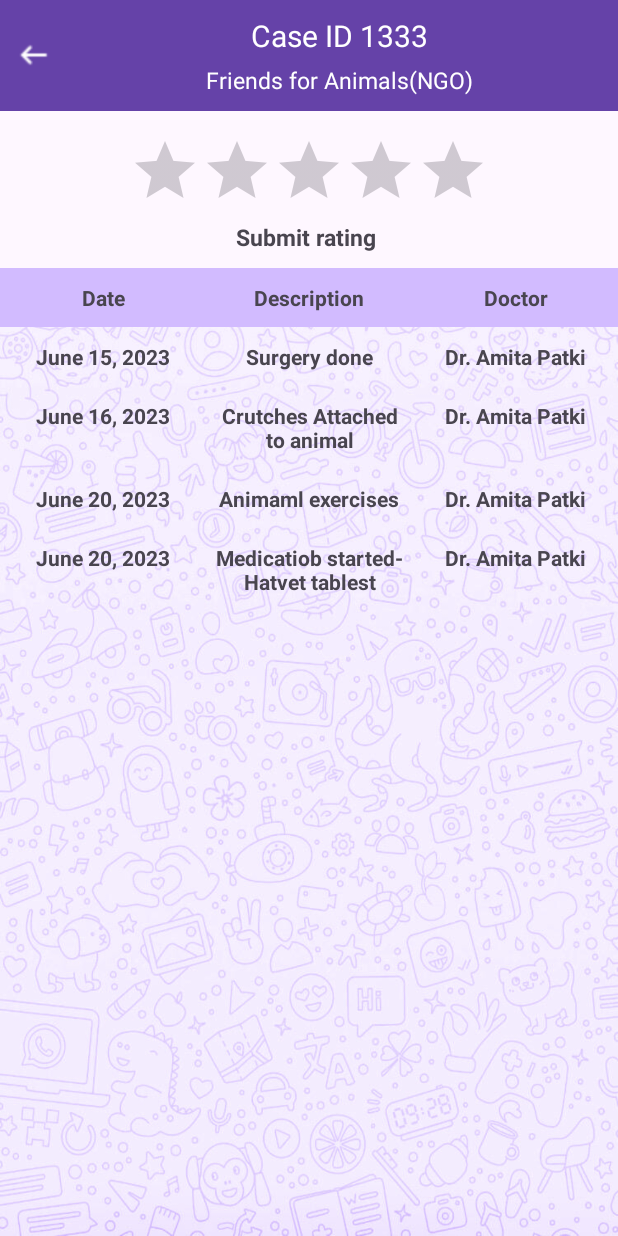
After one commit to bhavyahoda/ASARA, an Android app: the CaseHistoryInDetailActivity screen opened directly, with no data from a screen before it, on a phone screen of 412 x 824 dp. The commit adds this screen. Run offline under Robolectric (Android 15) with nearby library versions, the phone set to English and light mode, and no system bars.

Commit message:
rating screen complete

```diff
--- a/app/src/main/AndroidManifest.xml
+++ b/app/src/main/AndroidManifest.xml
@@ -29,6 +29,9 @@
         android:roundIcon="@mipmap/ic_launcher_round"
         android:supportsRtl="true"
         android:theme="@style/Theme.ASARA">
+        <activity
+            android:name=".CaseHistoryInDetailActivity"
+            android:exported="false" />
         <activity
             android:name=".ReportedCasesListActivity"
             android:exported="false" />
--- a/app/src/main/java/com/example/asara/ActiveCasesFragment.java
+++ b/app/src/main/java/com/example/asara/ActiveCasesFragment.java
@@ -1,7 +1,9 @@
 package com.example.asara;
 
+import android.content.Intent;
 import android.os.Bundle;
 
+import androidx.cardview.widget.CardView;
 import androidx.fragment.app.Fragment;
 
 import android.view.LayoutInflater;
@@ -14,6 +16,9 @@ public class ActiveCasesFragment extends Fragment {
     public View onCreateView(LayoutInflater inflater, ViewGroup container,
                              Bundle savedInstanceState) {
         // Inflate the layout for this fragment
-        return inflater.inflate(R.layout.fragment_active_cases, container, false);
+        View view =  inflater.inflate(R.layout.fragment_active_cases, container, false);
+        CardView caseID3123 = view.findViewById(R.id.caseID3123);
+
+        return view;
     }
 }
--- /dev/null
+++ b/app/src/main/java/com/example/asara/CaseHistoryInDetailActivity.java
@@ -0,0 +1,57 @@
+package com.example.asara;
+
+import androidx.appcompat.app.AppCompatActivity;
+
+import android.app.ProgressDialog;
+import android.os.Bundle;
+import android.os.Handler;
+import android.view.View;
+import android.widget.RatingBar;
+import android.widget.TextView;
+import android.widget.ViewSwitcher;
+
+public class CaseHistoryInDetailActivity extends AppCompatActivity {
+
+    @Override
+    protected void onCreate(Bundle savedInstanceState) {
+        super.onCreate(savedInstanceState);
+        setContentView(R.layout.activity_case_history_in_detail);
+
+        RatingBar ratingBar = findViewById(R.id.ratingBar);
+        ViewSwitcher viewSwitcher = findViewById(R.id.viewSwitcher);
+        TextView submitButton = findViewById(R.id.submitButton);
+
+        ratingBar.setOnRatingBarChangeListener(new RatingBar.OnRatingBarChangeListener() {
+            @Override
+            public void onRatingChanged(RatingBar ratingBar, float rating, boolean fromUser) {
+
+            }
+        });
+
+        submitButton.setOnClickListener(new View.OnClickListener() {
+            @Override
+            public void onClick(View view) {
+                ProgressDialog progressDialog;
+                progressDialog = new ProgressDialog(CaseHistoryInDetailActivity.this);
+                progressDialog.setMessage("Loading...");
+                progressDialog.setCancelable(false);
+                progressDialog.show();
+
+                // Create a Handler to post a delayed task to dismiss the ProgressDialog after 2 seconds
+                Handler handler = new Handler();
+                handler.postDelayed(new Runnable() {
+                    @Override
+                    public void run() {
+                        if (progressDialog != null && progressDialog.isShowing()) {
+                            progressDialog.dismiss();
+                            viewSwitcher.showNext();
+                            ratingBar.setIsIndicator(true);
+                        }
+                    }
+                }, 1000);
+            }
+        });
+
+
+    }
+}
--- a/app/src/main/java/com/example/asara/ResolvedCasesFragment.java
+++ b/app/src/main/java/com/example/asara/ResolvedCasesFragment.java
@@ -1,46 +1,34 @@
 package com.example.asara;
 
+import android.content.Intent;
 import android.os.Bundle;
 
+import androidx.cardview.widget.CardView;
 import androidx.fragment.app.Fragment;
 
 import android.view.LayoutInflater;
 import android.view.View;
 import android.view.ViewGroup;
 
-/**
- * A simple {@link Fragment} subclass.
- * Use the {@link ResolvedCasesFragment#newInstance} factory method to
- * create an instance of this fragment.
- */
 public class ResolvedCasesFragment extends Fragment {
-
-    // TODO: Rename parameter arguments, choose names that match
-    // the fragment initialization parameters, e.g. ARG_ITEM_NUMBER
-    private static final String ARG_PARAM1 = "param1";
-    private static final String ARG_PARAM2 = "param2";
-
-    // TODO: Rename and change types of parameters
-    private String mParam1;
-    private String mParam2;
 
     public ResolvedCasesFragment() {
         // Required empty public constructor
     }
-
-    @Override
-    public void onCreate(Bundle savedInstanceState) {
-        super.onCreate(savedInstanceState);
-        if (getArguments() != null) {
-            mParam1 = getArguments().getString(ARG_PARAM1);
-            mParam2 = getArguments().getString(ARG_PARAM2);
-        }
-    }
-
     @Override
     public View onCreateView(LayoutInflater inflater, ViewGroup container,
                              Bundle savedInstanceState) {
         // Inflate the layout for this fragment
-        return inflater.inflate(R.layout.fragment_resolved_cases, container, false);
+        View view = inflater.inflate(R.layout.fragment_resolved_cases, container, false);
+        CardView caseID1333 = view.findViewById(R.id.caseID1333);
+
+        caseID1333.setOnClickListener(new View.OnClickListener() {
+            @Override
+            public void onClick(View view) {
+                Intent intent = new Intent(getActivity(), CaseHistoryInDetailActivity.class);
+                startActivity(intent);
+            }
+        });
+        return view;
     }
 }
--- /dev/null
+++ b/app/src/main/res/layout/activity_case_history_in_detail.xml
@@ -0,0 +1,338 @@
+<?xml version="1.0" encoding="utf-8"?>
+<LinearLayout xmlns:android="http://schemas.android.com/apk/res/android"
+    xmlns:app="http://schemas.android.com/apk/res-auto"
+    xmlns:tools="http://schemas.android.com/tools"
+    android:layout_width="match_parent"
+    android:layout_height="match_parent"
+    tools:context=".CaseHistoryInDetailActivity"
+    android:gravity="center"
+    android:orientation="vertical">
+
+    <LinearLayout
+        android:layout_width="match_parent"
+        android:layout_height="wrap_content"
+        android:orientation="horizontal"
+        android:background="@color/colorPrimaryDark"
+        >
+        <ImageView
+            android:id="@+id/backArrow"
+            android:layout_width="25dp"
+            android:layout_height="25dp"
+            android:src="@drawable/leftarrowwhite"
+            app:layout_constraintBottom_toBottomOf="parent"
+            app:layout_constraintStart_toStartOf="parent"
+            app:layout_constraintTop_toTopOf="parent"
+            android:layout_gravity="center"
+            android:layout_marginLeft="10dp">
+        </ImageView>
+
+
+        <LinearLayout
+            android:layout_width="match_parent"
+            android:layout_height="wrap_content"
+            android:orientation="vertical"
+            >
+
+            <TextView
+                android:layout_marginRight="10dp"
+                android:layout_width="match_parent"
+                android:layout_height="wrap_content"
+                android:text="Case ID 1333"
+                android:textColor="@color/white"
+                android:textSize="20dp"
+                android:gravity="center"
+                android:paddingBottom="5dp"
+                android:paddingTop="10dp"
+                android:layout_marginLeft="15dp"
+                >
+            </TextView>
+            <TextView
+                android:layout_marginRight="10dp"
+                android:layout_width="match_parent"
+                android:layout_height="wrap_content"
+                android:text="Friends for Animals(NGO)"
+                android:textColor="@color/white"
+                android:textSize="15dp"
+                android:gravity="center"
+                android:paddingBottom="10dp"
+                android:layout_marginLeft="15dp"
+                >
+            </TextView>
+
+        </LinearLayout>
+
+
+
+    </LinearLayout>
+
+    <RatingBar
+        android:id="@+id/ratingBar"
+        android:layout_width="wrap_content"
+        android:layout_height="wrap_content"
+        android:numStars="5"
+        android:rating="0"
+        android:stepSize="1"
+        android:layout_gravity="center_horizontal"
+        android:layout_marginTop="16dp"/>
+
+    <ViewSwitcher
+        android:layout_width="wrap_content"
+        android:layout_height="wrap_content"
+        android:id="@+id/viewSwitcher"
+        >
+
+        <TextView
+            android:id="@+id/submitButton"
+            android:layout_width="match_parent"
+            android:layout_height="wrap_content"
+            android:textStyle="bold"
+            android:text="Submit rating "
+            android:textSize="15dp"
+            android:paddingBottom="10dp"
+            >
+
+        </TextView>
+
+
+        <ImageView
+            android:layout_width="25dp"
+            android:layout_height="25dp"
+            android:src="@drawable/check_icon"
+            android:layout_gravity="center"
+            >
+
+        </ImageView>
+
+
+    </ViewSwitcher>
+
+
+
+    <TableLayout
+        android:layout_width="match_parent"
+        android:layout_height="wrap_content"
+        android:id="@+id/tableLayout"
+        android:background="@drawable/light_bg"
+        >
+
+        <TableRow
+
+            android:layout_width="match_parent"
+            android:layout_height="wrap_content"
+            android:background="#D2BBFF">
+
+            <TextView
+                android:layout_width="0dp"
+                android:layout_height="wrap_content"
+                android:layout_weight="1"
+                android:gravity="center"
+                android:textStyle="bold"
+                android:paddingTop="10dp"
+                android:paddingBottom="10dp"
+                android:paddingRight="5dp"
+                android:paddingLeft="5dp"
+                android:text="Date" />
+
+            <TextView
+                android:layout_width="0dp"
+                android:layout_height="wrap_content"
+                android:textStyle="bold"
+                android:paddingTop="10dp"
+                android:paddingBottom="10dp"
+                android:paddingRight="5dp"
+                android:paddingLeft="5dp"
+                android:layout_weight="1"
+                android:gravity="center"
+                android:text="Description" />
+
+            <TextView
+                android:layout_width="0dp"
+                android:layout_height="wrap_content"
+                android:textStyle="bold"
+
+                android:paddingTop="10dp"
+                android:paddingBottom="10dp"
+                android:paddingRight="5dp"
+                android:paddingLeft="5dp"
+                android:layout_weight="1"
+                android:gravity="center"
+                android:text="Doctor" />
+
+        </TableRow>
+
+        <TableRow
+
+            android:layout_width="match_parent"
+            android:layout_height="wrap_content">
+
+            <TextView
+                android:layout_width="0dp"
+                android:layout_height="wrap_content"
+                android:layout_weight="1"
+                android:gravity="center"
+                android:textStyle="bold"
+
+                android:paddingTop="10dp"
+                android:paddingBottom="10dp"
+                android:paddingRight="5dp"
+                android:paddingLeft="5dp"
+                android:text="June 15, 2023" />
+
+            <TextView
+                android:layout_width="0dp"
+                android:layout_height="wrap_content"
+                android:textStyle="bold"
+                android:paddingTop="10dp"
+                android:paddingBottom="10dp"
+                android:paddingRight="5dp"
+                android:paddingLeft="5dp"
+                android:layout_weight="1"
+                android:gravity="center"
+                android:text="Surgery done" />
+
+            <TextView
+                android:layout_width="0dp"
+                android:layout_height="wrap_content"
+                android:textStyle="bold"
+                android:paddingTop="10dp"
+                android:paddingBottom="10dp"
+                android:paddingRight="5dp"
+                android:paddingLeft="5dp"
+                android:layout_weight="1"
+                android:gravity="center"
+                android:text="Dr. Amita Patki" />
+
+        </TableRow>
+
+        <TableRow
+
+            android:layout_width="match_parent"
+            android:layout_height="wrap_content">
+
+            <TextView
+                android:layout_width="0dp"
+                android:layout_height="wrap_content"
+                android:layout_weight="1"
+                android:gravity="center"
+                android:textStyle="bold"
+                android:paddingTop="10dp"
+                android:paddingBottom="10dp"
+                android:paddingRight="5dp"
+                android:paddingLeft="5dp"
+                android:text="June 16, 2023" />
+
+            <TextView
+                android:layout_width="0dp"
+                android:layout_height="wrap_content"
+                android:textStyle="bold"
+                android:paddingTop="10dp"
+                android:paddingBottom="10dp"
+                android:paddingRight="5dp"
+                android:paddingLeft="5dp"
+                android:layout_weight="1"
+                android:gravity="center"
+                android:text="Crutches Attached to animal" />
+
+            <TextView
+                android:layout_width="0dp"
+                android:layout_height="wrap_content"
+                android:textStyle="bold"
+                android:paddingTop="10dp"
+                android:paddingBottom="10dp"
+                android:paddingRight="5dp"
+                android:paddingLeft="5dp"
+                android:layout_weight="1"
+                android:gravity="center"
+                android:text="Dr. Amita Patki" />
+
+        </TableRow>
+
+        <TableRow
+
+            android:layout_width="match_parent"
+            android:layout_height="match_parent">
+
+            <TextView
+                android:layout_width="0dp"
+                android:layout_height="wrap_content"
+                android:layout_weight="1"
+                android:gravity="center"
+                android:textStyle="bold"
+                android:paddingTop="10dp"
+                android:paddingBottom="10dp"
+                android:paddingRight="5dp"
+                android:paddingLeft="5dp"
+                android:text="June 20, 2023" />
+
+            <TextView
+                android:layout_width="0dp"
+                android:layout_height="wrap_content"
+                android:textStyle="bold"
+                android:paddingTop="10dp"
+                android:paddingBottom="10dp"
+                android:paddingRight="5dp"
+                android:paddingLeft="5dp"
+                android:layout_weight="1"
+                android:gravity="center"
+                android:text="Animaml exercises" />
+
+            <TextView
+                android:layout_width="0dp"
+                android:layout_height="wrap_content"
+                android:textStyle="bold"
+                android:paddingTop="10dp"
+                android:paddingBottom="10dp"
+                android:paddingRight="5dp"
+                android:paddingLeft="5dp"
+                android:layout_weight="1"
+                android:gravity="center"
+                android:text="Dr. Amita Patki" />
+
+        </TableRow>
+
+        <TableRow
+
+            android:layout_width="match_parent"
+            android:layout_height="wrap_content">
+
+            <TextView
+                android:layout_width="0dp"
+                android:layout_height="wrap_content"
+                android:layout_weight="1"
+                android:gravity="center"
+                android:textStyle="bold"
+                android:paddingTop="10dp"
+                android:paddingBottom="10dp"
+                android:paddingRight="5dp"
+                android:paddingLeft="5dp"
+                android:text="June 20, 2023" />
+
+            <TextView
+                android:layout_width="0dp"
+                android:layout_height="wrap_content"
+                android:textStyle="bold"
+                android:paddingTop="10dp"
+                android:paddingBottom="10dp"
+                android:paddingRight="5dp"
+                android:paddingLeft="5dp"
+                android:layout_weight="1"
+                android:gravity="center"
+                android:text="Medicatiob started- Hatvet tablest" />
+
+            <TextView
+                android:layout_width="0dp"
+                android:layout_height="wrap_content"
+                android:textStyle="bold"
+                android:paddingTop="10dp"
+                android:paddingBottom="10dp"
+                android:paddingRight="5dp"
+                android:paddingLeft="5dp"
+                android:layout_weight="1"
+                android:gravity="center"
+                android:text="Dr. Amita Patki" />
+
+        </TableRow>
+
+    </TableLayout>
+
+</LinearLayout>
--- a/app/src/main/res/layout/fragment_active_cases.xml
+++ b/app/src/main/res/layout/fragment_active_cases.xml
@@ -19,7 +19,7 @@
 
 
         <androidx.cardview.widget.CardView
-            android:id="@+id/visionCard"
+            android:id="@+id/caseID3123"
             android:layout_marginTop="10dp"
             android:layout_width="match_parent"
             android:layout_height="wrap_content"
--- a/app/src/main/res/layout/fragment_resolved_cases.xml
+++ b/app/src/main/res/layout/fragment_resolved_cases.xml
@@ -18,7 +18,7 @@
 
 
         <androidx.cardview.widget.CardView
-            android:id="@+id/visionCard"
+            android:id="@+id/caseID1304"
             android:layout_marginTop="10dp"
             android:layout_width="match_parent"
             android:layout_height="wrap_content"
@@ -57,7 +57,7 @@
         </androidx.cardview.widget.CardView>
 
         <androidx.cardview.widget.CardView
-            android:id="@+id/visionCard"
+            android:id="@+id/caseID1333"
             android:layout_marginTop="10dp"
             android:layout_width="match_parent"
             android:layout_height="wrap_content"
@@ -73,7 +73,6 @@
                 >
 
                 <TextView
-                    android:id="@+id/vision"
                     android:layout_width="match_parent"
                     android:layout_height="wrap_content"
                     android:layout_marginTop="20dp"
```
